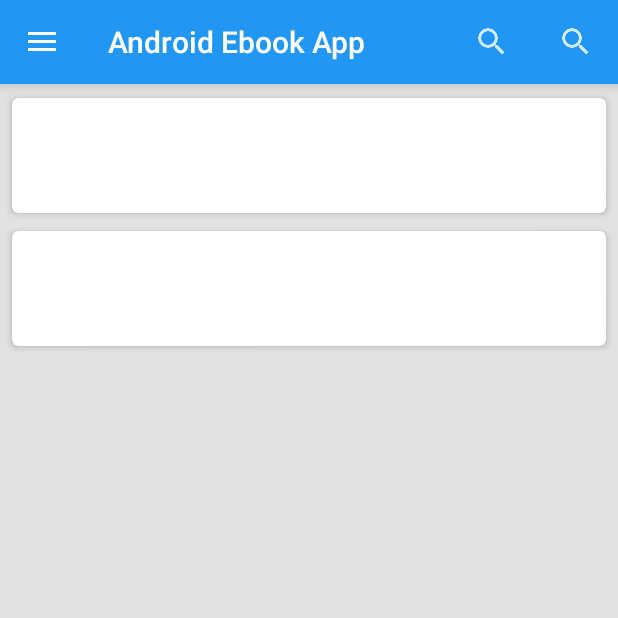
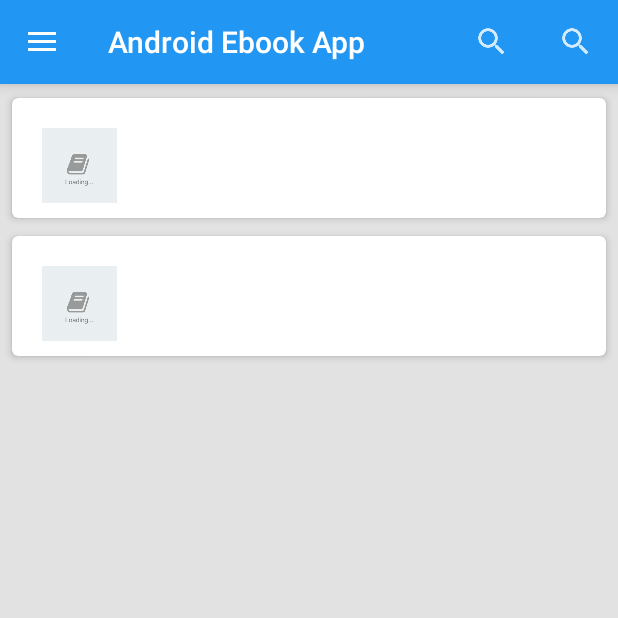
Before and after one commit to simplydikka/Updated, an Android app: the fragment FragmentFavorite placed in its activity, in the side drawer, after a tap on "Bookmark", on a phone screen of 412 x 824 dp, the top half of it. Run offline under Robolectric (Android 15) with nearby library versions, the phone set to English and light mode, and no system bars; our stand-ins replace AdMob; libraries missing offline, so code that uses them is left out: com.google.ads.mediation; plain views replace MaterialRippleLayout; pictures from the network do not load; 4 statements that could not run were skipped.

Commit message:
updated layout to show thumbnails

```diff
--- a/app/src/main/java/com/solodroid/androidebookappdemo/Config.java
+++ b/app/src/main/java/com/solodroid/androidebookappdemo/Config.java
@@ -3,7 +3,7 @@ package com.solodroid.androidebookappdemo;
 public class Config {
 
     //this is the path of your admin panel url
-    public static final String SERVER_URL = "http://dimasword.com/demo/solostory";
+    public static final String SERVER_URL = "http://studiozebra.tech/admin_panel";
 
     public static final boolean ENABLE_ADMOB_BANNER_ADS = true;
     public static final boolean ENABLE_ADMOB_INTERSTITIAL_ADS = true;
--- a/app/src/main/java/com/solodroid/androidebookappdemo/activities/ActivityDetailStory.java
+++ b/app/src/main/java/com/solodroid/androidebookappdemo/activities/ActivityDetailStory.java
@@ -45,7 +45,7 @@ import java.util.ArrayList;
 import java.util.List;
 
 public class ActivityDetailStory extends AppCompatActivity {
-
+    TextView storySubtitle;
     int position;
     String str_cid, str_cat_id, str_cat_image, str_cat_name, str_title, str_image, str_desc, str_date;
     TextView book_title, book_subtitle;
@@ -133,6 +133,8 @@ public class ActivityDetailStory extends AppCompatActivity {
         linearLayout = (LinearLayout) findViewById(R.id.content);
         progressBar = (ProgressBar) findViewById(R.id.progressBar);
         imageView = (ImageView) findViewById(R.id.image);
+
+
 
         book_title = (TextView) findViewById(R.id.title);
         book_subtitle = (TextView) findViewById(R.id.subtitle);
@@ -222,13 +224,13 @@ public class ActivityDetailStory extends AppCompatActivity {
             str_desc = object.getStoryDescription();
             str_image = object.getStoryImage();
             str_date = object.getStorySubTitle();
-
             book_title.setText(str_title);
             book_subtitle.setText(str_date);
 
             news_desc.setBackgroundColor(Color.parseColor("#FFFFFF"));
             news_desc.setFocusableInTouchMode(false);
             news_desc.setFocusable(false);
+
             news_desc.setOnLongClickListener(new View.OnLongClickListener() {
                 @Override
                 public boolean onLongClick(View v) {
--- a/app/src/main/java/com/solodroid/androidebookappdemo/adapters/RecyclerAdapterFavorite.java
+++ b/app/src/main/java/com/solodroid/androidebookappdemo/adapters/RecyclerAdapterFavorite.java
@@ -9,8 +9,10 @@ import android.widget.ImageView;
 import android.widget.LinearLayout;
 import android.widget.TextView;
 
+import com.solodroid.androidebookappdemo.Config;
 import com.solodroid.androidebookappdemo.R;
 import com.solodroid.androidebookappdemo.models.ItemFavorite;
+import com.squareup.picasso.Picasso;
 
 import java.util.List;
 
@@ -60,7 +62,8 @@ public class RecyclerAdapterFavorite extends RecyclerView.Adapter<RecyclerAdapte
 
         holder.title.setText(itemStoryList.getStoryTitle());
         holder.sub_title.setText(itemStoryList.getStorySubTitle());
-
+        Picasso.with(holder.image.getContext()).load(Config.SERVER_URL + "/upload/thumbs/" +
+                itemStoryList.getStoryImage()).placeholder(R.drawable.ic_loading).into(holder.image);
     }
 
     @Override
--- a/app/src/main/res/layout/lsv_item_story_list.xml
+++ b/app/src/main/res/layout/lsv_item_story_list.xml
@@ -38,7 +38,7 @@
                     android:layout_width="50dp"
                     android:layout_height="50dp"
                     android:scaleType="centerCrop"
-                    android:visibility="gone" />
+                    android:visibility="visible" />
 
                 <LinearLayout
                     android:layout_width="wrap_content"
```
Also changed, not shown: app/src/main/java/com/solodroid/androidebookappdemo/adapters/RecyclerAdapterStory.java (+11 -2 lines), app/src/main/res/layout/activity_story_detail.xml (+4 -4 lines), 1 other file.
